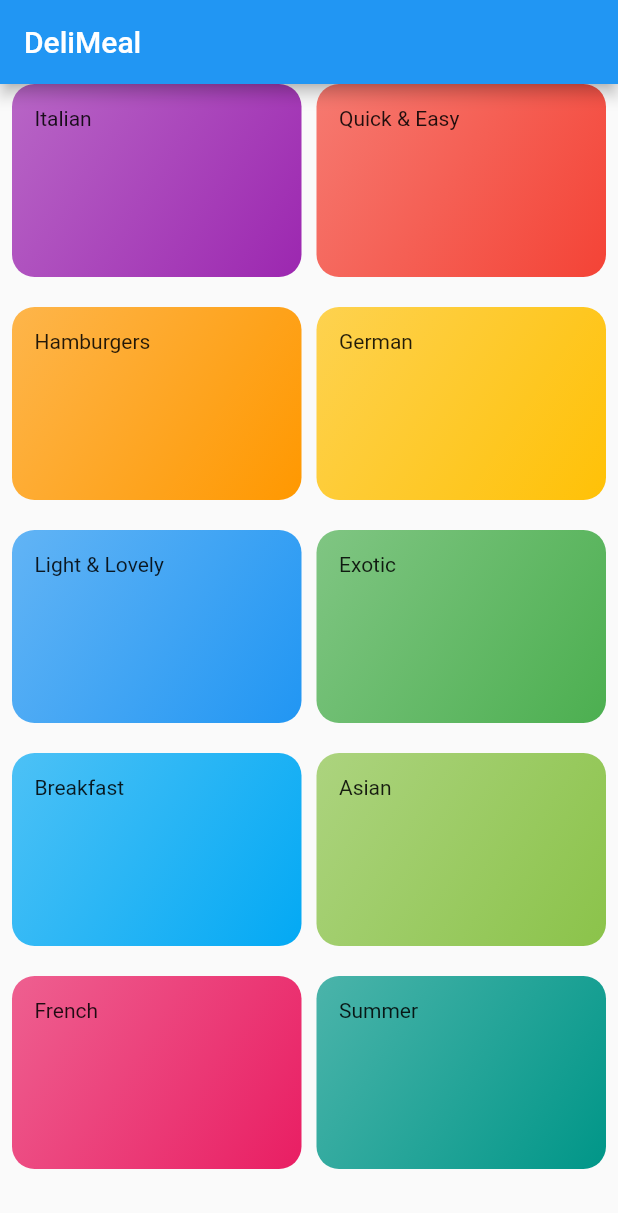
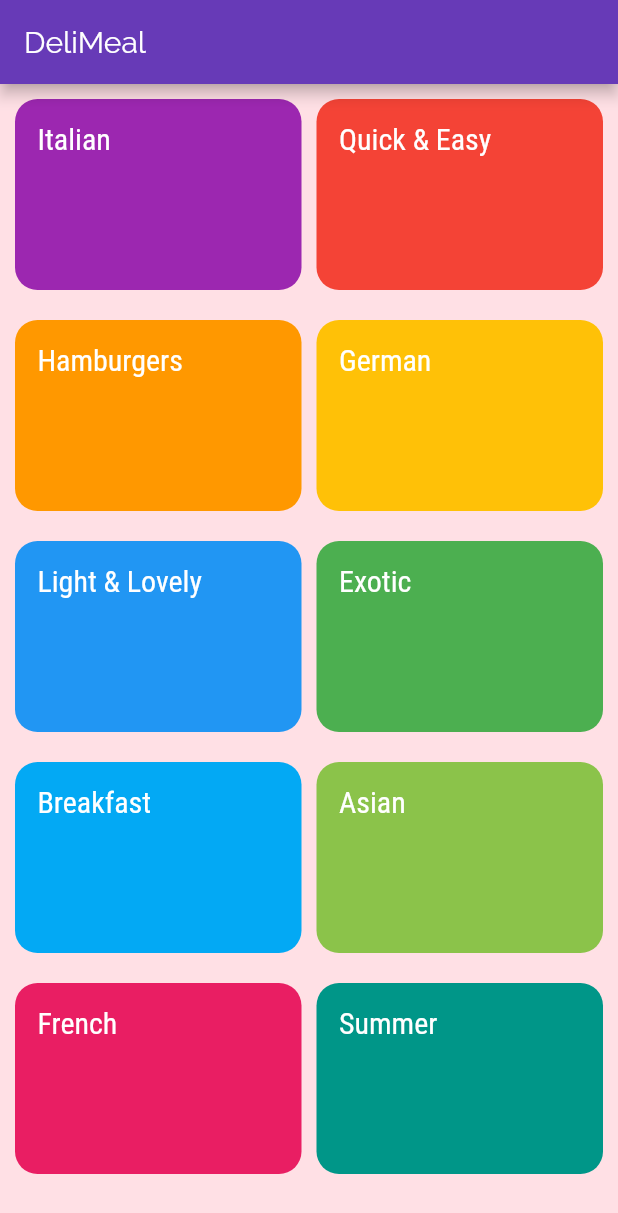
Before and after one commit to CliffordTeneng/meal_app, a Flutter app: the screen it shows after launch, on a phone screen of 412 x 824 dp. Shown: the top 1213 px of the screen. Run offline on Flutter 3.47's test engine with Material 2 defaults, Android fonts, the phone set to English and light mode, and no system bars.

Commit message:
added a new screen and a meal model

```diff
--- a/lib/categories_screen.dart
+++ b/lib/categories_screen.dart
@@ -9,12 +9,12 @@ class CategoriesScreen extends StatelessWidget {
       appBar: AppBar(
         title: const Text("DeliMeal"),
       ),
-      body: Padding(
-        padding: const EdgeInsets.only(right:8.0, left: 8),
-        child: GridView(
+      body: GridView(
+        padding: EdgeInsets.all(10),
         children: DUMMY_CATEGORIES
             .map(
               (catData) => CategoryItem(
+                catData.id,
                 catData.title,
                 catData.color,
               ),
@@ -27,7 +27,6 @@ class CategoriesScreen extends StatelessWidget {
           mainAxisSpacing: 20,
         ),
     ),
-      ),
     );
   }
 }
--- a/lib/category_item.dart
+++ b/lib/category_item.dart
@@ -1,22 +1,51 @@
 import 'package:flutter/material.dart';
+import 'package:meals_app/category_meals_screen.dart';
 
 class CategoryItem extends StatelessWidget {
+  final String id;
   final String title;
   final Color color;
 
-  CategoryItem(this.title, this.color);
+  CategoryItem(this.id, this.title, this.color);
+
+  void selectCategory(BuildContext context) {
+    // Navigator.of(context).push(
+    //   MaterialPageRoute(
+    //     builder: (_) {
+    //       return CategoryMealsScreen(id, title);
+    //     },
+    //   ),
+    // );
+
+    Navigator.of(context).pushNamed(
+      CategoryMealsScreen.routName,
+      arguments: {
+        'id': id,
+        'title': title,
+      },
+    );
+  }
 
   @override
   Widget build(BuildContext context) {
-    return Container(
-      padding: const EdgeInsets.all(15),
-      child: Text(title),
-      decoration: BoxDecoration(
-        gradient: LinearGradient(
-            colors: [color.withOpacity(.7), color],
-            begin: Alignment.topLeft,
-            end: Alignment.bottomRight),
-        borderRadius: BorderRadius.circular(15),
+    return InkWell(
+      onTap: () => selectCategory(context),
+      splashColor: Theme.of(context).primaryColor,
+      borderRadius: BorderRadius.circular(15),
+      child: Container(
+        padding: const EdgeInsets.all(15),
+        child: Text(
+          title,
+          style: Theme.of(context).textTheme.title,
+        ),
+        decoration: BoxDecoration(
+          // gradient: LinearGradient(
+          //     colors: [color.withOpacity(.7), color],
+          //     begin: Alignment.topLeft,
+          //     end: Alignment.bottomRight),
+          borderRadius: BorderRadius.circular(15),
+          color: color,
+        ),
       ),
     );
   }
--- a/lib/main.dart
+++ b/lib/main.dart
@@ -1,5 +1,6 @@
 import 'package:flutter/material.dart';
 import 'package:meals_app/categories_screen.dart';
+import 'package:meals_app/category_meals_screen.dart';
 
 void main() => runApp(MyApp());
 
@@ -9,20 +10,40 @@ class MyApp extends StatelessWidget {
     return MaterialApp(
       title: 'DeliMeals',
       theme: ThemeData(
-        primarySwatch: Colors.blue,
+        primarySwatch: Colors.deepPurple,
+        accentColor: Colors.red,
+        canvasColor: Color.fromRGBO(255, 224, 229, 1),
+        fontFamily: 'Raleway',
+        textTheme: ThemeData.light().textTheme.copyWith(
+              body1: TextStyle(
+                color: Color.fromRGBO(20, 51, 51, 1),
+              ),
+              body2: TextStyle(
+                color: Color.fromRGBO(222, 51, 51, 1),
+              ),
+              title: TextStyle(
+                fontSize: 20,
+                fontFamily: 'RobotoCondensed',
+                // fontWeight: FontWeight.bold,
+                color: Colors.white,
+              ),
+            ),
       ),
-      home: CategoriesScreen(),
+      // home: CategoriesScreen(),
+      routes: {
+        '/': (ctx) => CategoriesScreen(),
+        CategoryMealsScreen.routName: (ctx) => CategoryMealsScreen(),
+      },
     );
   }
 }
 
 class MyHomePage extends StatefulWidget {
-    @override
+  @override
   _MyHomePageState createState() => _MyHomePageState();
 }
 
 class _MyHomePageState extends State<MyHomePage> {
-
   @override
   Widget build(BuildContext context) {
     return Scaffold(
```
Also changed, not shown: lib/category_meals_screen.dart (added, +25 -0 lines), lib/models/meal.dart (added, +43 -0 lines), pubspec.yaml (+17 -11 lines), assets/fonts/Raleway-Black.ttf (added), assets/fonts/Raleway-Bold.ttf (added), assets/fonts/Raleway-Regular.ttf (added), assets/fonts/RobotoCondensed-Bold.ttf (added), assets/fonts/RobotoCondensed-Italic.ttf (added), assets/fonts/RobotoCondensed-Light.ttf (added), assets/fonts/RobotoCondensed-Regular.ttf (added).
